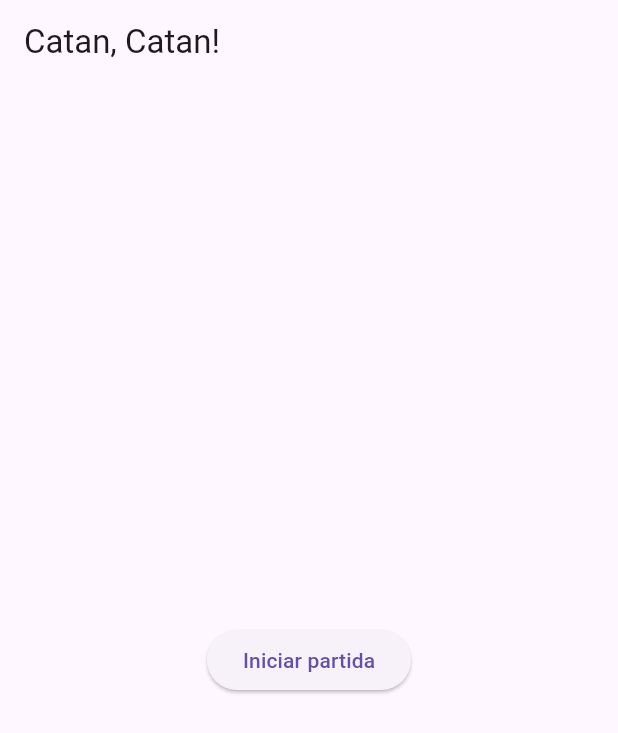
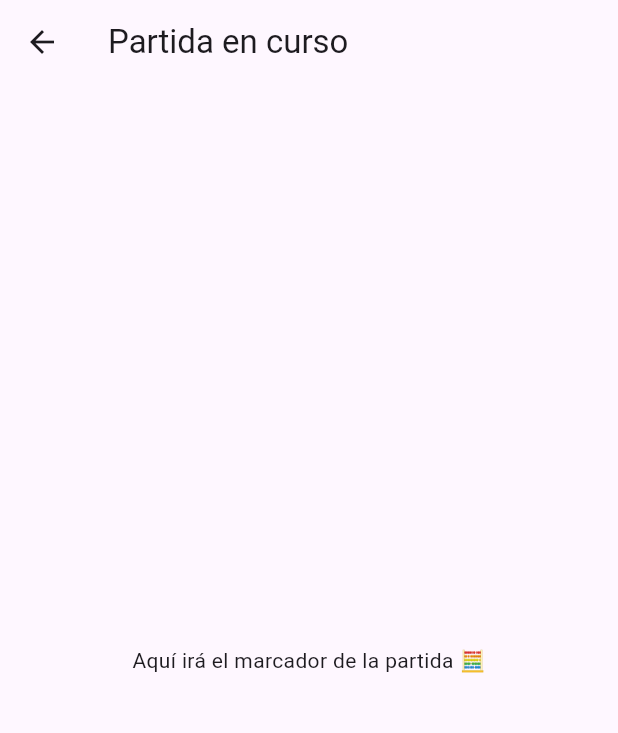
Before and after one commit to lautarogalancid/catan_CATAN, a Flutter app: the screen it shows after launch, after a tap on "Iniciar partida", on a phone screen of 412 x 824 dp. Shown: the top 733 px of the screen. Run offline on Flutter 3.47's test engine with Material 3 defaults, Android fonts, the phone set to English and light mode, and no system bars.

Commit message:
added scoreboard view, viewmodel and navigation

```diff
--- a/lib/core/navigation/app_coordinator.dart
+++ b/lib/core/navigation/app_coordinator.dart
@@ -1,3 +1,4 @@
+import 'package:catan_catan/features/scoreboard/coordinator/scoreboard_coordinator.dart';
 import 'package:flutter/material.dart';
 import 'package:provider/provider.dart';
 
@@ -14,7 +15,14 @@
     // ChangeNotifierProvider es como un ObservableObject en Combine, es un widget.
     return ChangeNotifierProvider<IHomeViewModel>(
       // Esto es un bloque, el _ es elcontext, estamos creando e inyectando una instancia de homeviewmodel y poniendola a disposicion a trves del buildcontext, escucha cambios y redibuja.
-      create: (_) => HomeViewModel(),
+      create: (_) => HomeViewModel(
+        onStartGame: () {
+          final coordinator = ScoreboardCoordinator();
+          Navigator.of(context).push(
+            MaterialPageRoute(builder: (_) => coordinator.build()),
+          );
+        },
+      ),
       child: const HomeScreen(),
       // El child va a poder acceder al home view model. Al usar provider, estamos usando un paquete preparado para MVVM.
     );
--- a/lib/features/home/viewmodel/home_view_model.dart
+++ b/lib/features/home/viewmodel/home_view_model.dart
@@ -14,10 +14,13 @@
 /// En este caso, aún no tenemos estado, pero ya dejamos lista la estructura.
 
 class HomeViewModel extends IHomeViewModel {
-  // Este método simula lo que haríamos cuando se toca el botón "Iniciar partida"
-  // Más adelante podríamos notificar a un coordinador o cambiar el estado de la app.
-  @override // Necesario solo porque necesitamos que
+  final void Function() onStartGame;
+
+  HomeViewModel({required this.onStartGame});
+
+  @override // Necesario dado que no estamos implementando sino extendiendo
   void startGame() {
-    debugPrint('HOME VIEWMODEL: (startGame)');
+    debugPrint("Inicio de partida");
+    onStartGame(); // 👈 delegamos la navegación
   }
 }
--- /dev/null
+++ b/lib/features/scoreboard/coordinator/scoreboard_coordinator.dart
@@ -0,0 +1,13 @@
+import 'package:flutter/material.dart';
+import '../../scoreboard/view/scoreboard_screen.dart';
+
+class ScoreboardCoordinator {
+  // En el futuro podrías inyectar jugadores, settings, etc.
+  // final List<Player> jugadores;
+
+  // ScoreboardCoordinator(this.jugadores);
+
+  Widget build() {
+    return const ScoreboardScreen();
+  }
+}
--- /dev/null
+++ b/lib/features/scoreboard/view/scoreboard_screen.dart
@@ -0,0 +1,19 @@
+import 'package:flutter/material.dart';
+
+/// ScoreboardScreen será la pantalla donde vemos los puntos de los jugadores.
+/// Por ahora solo muestra un texto fijo.
+class ScoreboardScreen extends StatelessWidget {
+  const ScoreboardScreen({super.key});
+
+  @override
+  Widget build(BuildContext context) {
+    return Scaffold(
+      appBar: AppBar(
+        title: const Text('Partida en curso'),
+      ),
+      body: const Center(
+        child: Text('Aquí irá el marcador de la partida 🧮'),
+      ),
+    );
+  }
+}
```
